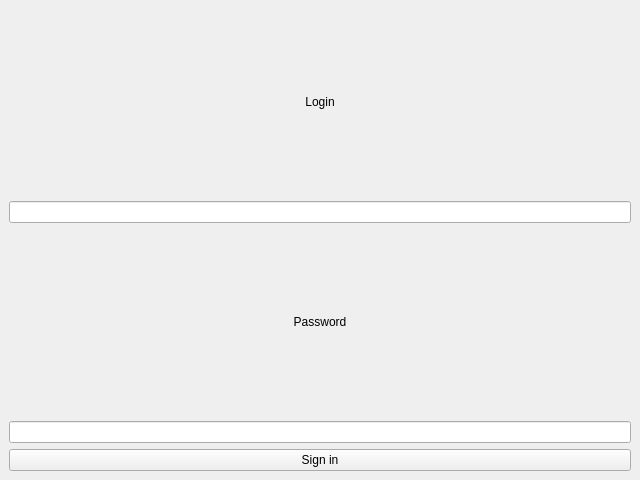
First picture: the form in src/mainwindow.ui, repository Qweyke/InfSec_PasswordGuiClient, before the edit.
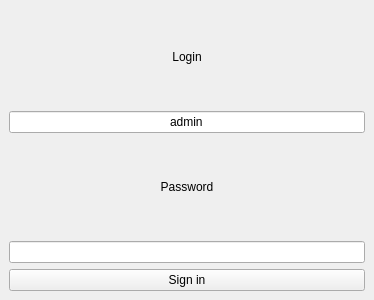
Second picture: the form after the edit.

What changed in the file:
```diff
--- a/src/mainwindow.ui
+++ b/src/mainwindow.ui
@@ -6,8 +6,8 @@
    <rect>
     <x>0</x>
     <y>0</y>
-    <width>640</width>
-    <height>480</height>
+    <width>374</width>
+    <height>300</height>
    </rect>
   </property>
   <property name="windowTitle">
@@ -26,7 +26,14 @@
      </widget>
     </item>
     <item>
-     <widget class="QLineEdit" name="loginLineEdit"/>
+     <widget class="QLineEdit" name="loginLineEdit">
+      <property name="text">
+       <string>admin</string>
+      </property>
+      <property name="alignment">
+       <set>Qt::AlignmentFlag::AlignCenter</set>
+      </property>
+     </widget>
     </item>
     <item>
      <widget class="QLabel" name="passLabel">
@@ -42,7 +49,17 @@
      </widget>
     </item>
     <item>
-     <widget class="QLineEdit" name="passLineEdit"/>
+     <widget class="QLineEdit" name="passLineEdit">
+      <property name="echoMode">
+       <enum>QLineEdit::EchoMode::Password</enum>
+      </property>
+      <property name="alignment">
+       <set>Qt::AlignmentFlag::AlignCenter</set>
+      </property>
+      <property name="readOnly">
+       <bool>false</bool>
+      </property>
+     </widget>
     </item>
     <item>
      <widget class="QPushButton" name="signInButton">
```
